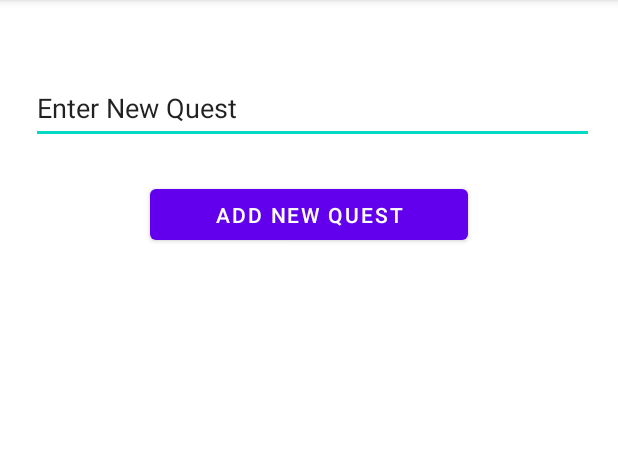
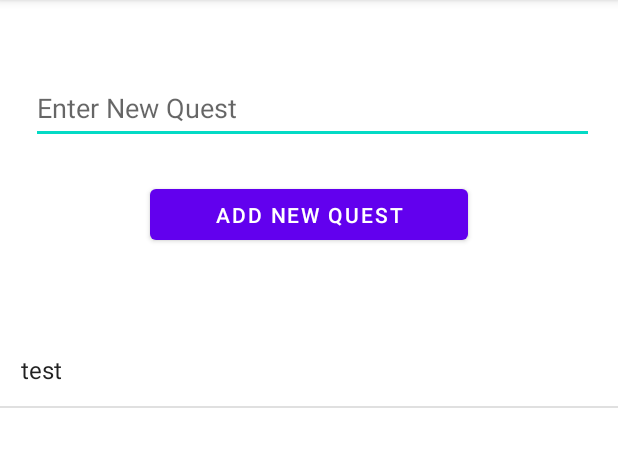
Before and after one commit to Darklordchinchin/actual_app, an Android app: the screen it shows after launch (MainActivity), on a phone screen of 412 x 824 dp, the part 84-551 px from its top. Run offline under Robolectric (Android 15) with nearby library versions, the phone set to English and light mode, and no system bars.

Commit message:
first commit

```diff
--- a/app/src/main/java/com/bananaemperor/myapplication/MainActivity.java
+++ b/app/src/main/java/com/bananaemperor/myapplication/MainActivity.java
@@ -1,21 +1,36 @@
 package com.bananaemperor.myapplication;
 
 import androidx.appcompat.app.AppCompatActivity;
+import androidx.recyclerview.widget.LinearLayoutManager;
+import androidx.recyclerview.widget.RecyclerView;
 
 import android.os.Bundle;
+import android.widget.ArrayAdapter;
 import android.widget.EditText;
 import android.widget.ListView;
 
 import java.util.ArrayList;
 
 public class MainActivity extends AppCompatActivity {
+    ListView quest_list;
 
-    ListView quest_list;
+
+
     @Override
     protected void onCreate(Bundle savedInstanceState) {
         super.onCreate(savedInstanceState);
         setContentView(R.layout.activity_main);
         EditText QuestEntry =(EditText)findViewById(R.id.QuestEntry);
+        quest_list = (ListView)findViewById(R.id.Quest_List);
+
+        ArrayList<String> arrayList=new ArrayList<>();
+         arrayList.add("test");
+
+        ArrayAdapter arrayAdapter = new ArrayAdapter(this, android.R.layout.simple_list_item_1,arrayList);
+
+        quest_list.setAdapter(arrayAdapter);
+
+
 
 
 
--- a/app/src/main/java/com/bananaemperor/myapplication/QuesList.java
+++ /dev/null
@@ -1,5 +0,0 @@
-package com.bananaemperor.myapplication;
-
-public class QuesList {
-    public class
-}
--- a/app/src/main/res/layout/activity_main.xml
+++ b/app/src/main/res/layout/activity_main.xml
@@ -21,25 +21,26 @@
         android:id="@+id/QuestEntry"
         android:layout_width="375dp"
         android:layout_height="47dp"
+        android:autofillHints=""
         android:ems="10"
+        android:hint="@string/Write_Quest"
         android:inputType="textPersonName"
-        android:text="@string/Write_Quest"
         app:layout_constraintBottom_toTopOf="@+id/add_quest"
         app:layout_constraintEnd_toEndOf="parent"
         app:layout_constraintHorizontal_bias="0.555"
         app:layout_constraintStart_toStartOf="parent"
         app:layout_constraintTop_toTopOf="parent"
-        app:layout_constraintVertical_bias="0.671"
-        android:autofillHints="" />
+        app:layout_constraintVertical_bias="0.671" />
 
-    <androidx.recyclerview.widget.RecyclerView
-        android:id="@+id/Quest_Display"
-        android:layout_width="409dp"
-        android:layout_height="448dp"
+    <ListView
+        android:id="@+id/Quest_List"
+        android:layout_width="417dp"
+        android:layout_height="545dp"
+        android:layout_marginTop="8dp"
         app:layout_constraintBottom_toBottomOf="parent"
         app:layout_constraintEnd_toEndOf="parent"
         app:layout_constraintStart_toStartOf="parent"
         app:layout_constraintTop_toBottomOf="@+id/add_quest"
-        app:layout_constraintVertical_bias="0.829" />
+        app:layout_constraintVertical_bias="1.0" />
 
 </androidx.constraintlayout.widget.ConstraintLayout>
--- a/app/src/main/res/layout/quest_displaylist.xml
+++ /dev/null
@@ -1,6 +0,0 @@
-<?xml version="1.0" encoding="utf-8"?>
-<androidx.constraintlayout.widget.ConstraintLayout
-    xmlns:android="http://schemas.android.com/apk/res/android" android:layout_width="match_parent"
-    android:layout_height="match_parent">
-
-</androidx.constraintlayout.widget.ConstraintLayout>
```
